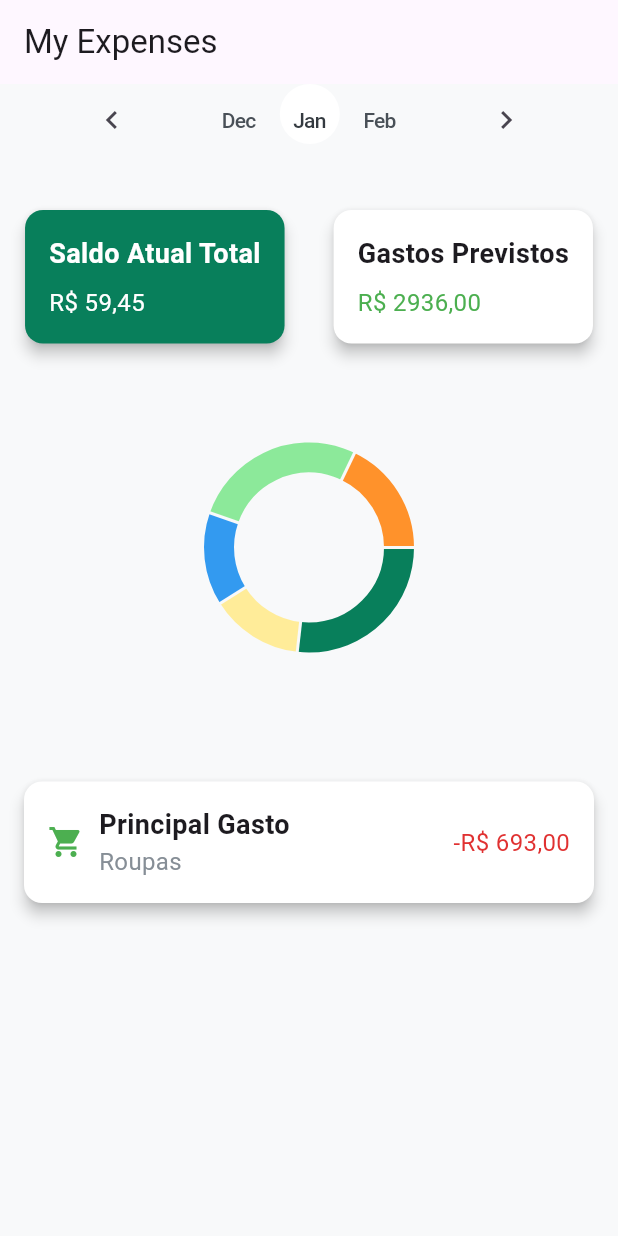
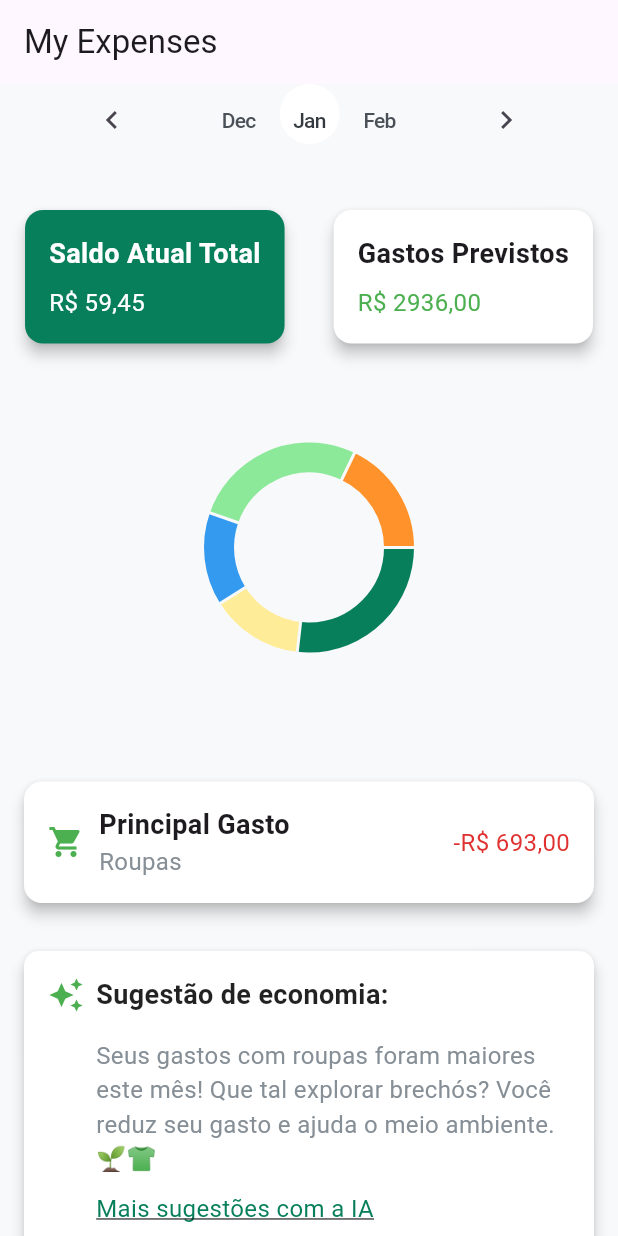
Before and after one commit to PedroHBarion/Money_Flow, a Flutter app: the screen it shows after launch, on a phone screen of 412 x 824 dp. Run offline on Flutter 3.47's test engine with Material 3 defaults, Android fonts, the phone set to English and light mode, and no system bars; drawn by our look-alikes of fl_chart; Roboto replaces fonts that are missing (DM Sans).

Commit message:
Feat: Add do SavingsSuggestionCard

```diff
--- a/app_money_flow/lib/src/pages/my_expenses_page.dart
+++ b/app_money_flow/lib/src/pages/my_expenses_page.dart
@@ -1,5 +1,6 @@
 import 'package:app_money_flow/src/widgets/CustomMonthNavigation.dart';
 import 'package:app_money_flow/src/widgets/CustomTransactionCard.dart';
+import 'package:app_money_flow/src/widgets/SavingsSuggestionCard.dart';
 import 'package:flutter/material.dart';
 import 'package:fl_chart/fl_chart.dart';
 
@@ -168,6 +169,7 @@ class _MyExpensesPage extends State<MyExpensesPage> {
               value: "Roupas", // Substituímos o valor por "Roupas"
               extraText: "-R\$ 693,00", // Texto único com o valor negativo
             ),
+            SavingsSuggestionCard(),
           ],
         ),
       ),
--- /dev/null
+++ b/app_money_flow/lib/src/widgets/SavingsSuggestionCard.dart
@@ -0,0 +1,71 @@
+import 'package:flutter/material.dart';
+
+class SavingsSuggestionCard extends StatelessWidget {
+  @override
+  Widget build(BuildContext context) {
+    return Card(
+      color: Color(0xFFFFFFFF),
+      margin: EdgeInsets.all(16),
+      elevation: 4,
+      shape: RoundedRectangleBorder(borderRadius: BorderRadius.circular(10)),
+      child: Padding(
+        padding: const EdgeInsets.all(16.0),
+        child: Column(
+          crossAxisAlignment: CrossAxisAlignment.start,
+          children: [
+            Row(
+              children: [
+                Icon(Icons.auto_awesome, color: Colors.green),
+                SizedBox(width: 8),
+                Text(
+                  'Sugestão de economia:',
+                  style: TextStyle(
+                    fontSize: 18,
+                    fontWeight: FontWeight.bold,
+                    color: Colors.black87,
+                  ),
+                ),
+              ],
+            ),
+            SizedBox(height: 16),
+            Padding(
+              padding: const EdgeInsets.only(
+                left: 32.0,
+              ), // Adicionando o espaçamento para alinhar
+              child: Column(
+                crossAxisAlignment: CrossAxisAlignment.start,
+                children: [
+                  Text(
+                    'Seus gastos com roupas foram maiores este mês! Que tal explorar brechós? '
+                    'Você reduz seu gasto e ajuda o meio ambiente. 🌱👕',
+                    style: TextStyle(
+                      fontSize: 16,
+                      color: Color(0xFF868E96), // Cor #868E96
+                      fontFamily: "DM Sans",
+                    ),
+                  ),
+                  SizedBox(height: 10),
+                  Text(
+                    'Mais sugestões com a IA',
+                    style: TextStyle(
+                      fontFamily: 'DM Sans', // Font family
+                      fontSize: 16, // Font size
+                      fontStyle: FontStyle.normal, // Font style
+                      fontWeight: FontWeight.w400, // Font weight
+                      color: Color(0xFF087F5B), // Color (#087F5B)
+                      height: 1.5, // Line height (150% of font size = 21px)
+                      decoration:
+                          TextDecoration.underline, // Underline decoration
+                      decorationStyle:
+                          TextDecorationStyle.solid, // Solid underline
+                    ),
+                  ),
+                ],
+              ),
+            ),
+          ],
+        ),
+      ),
+    );
+  }
+}
```
